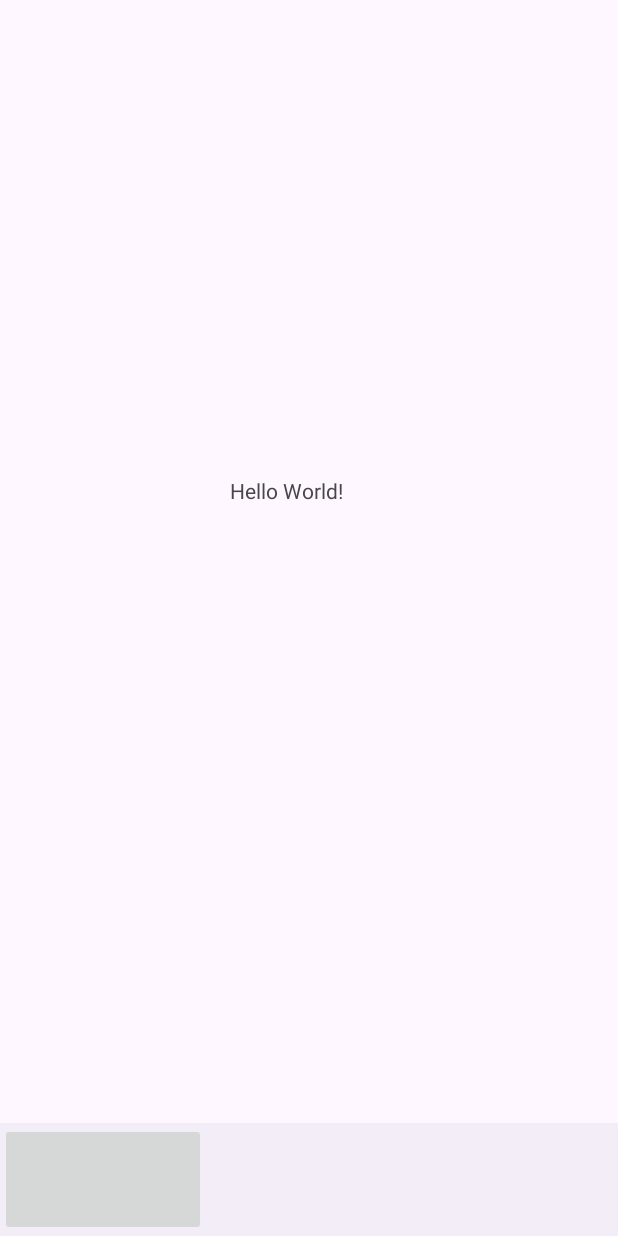
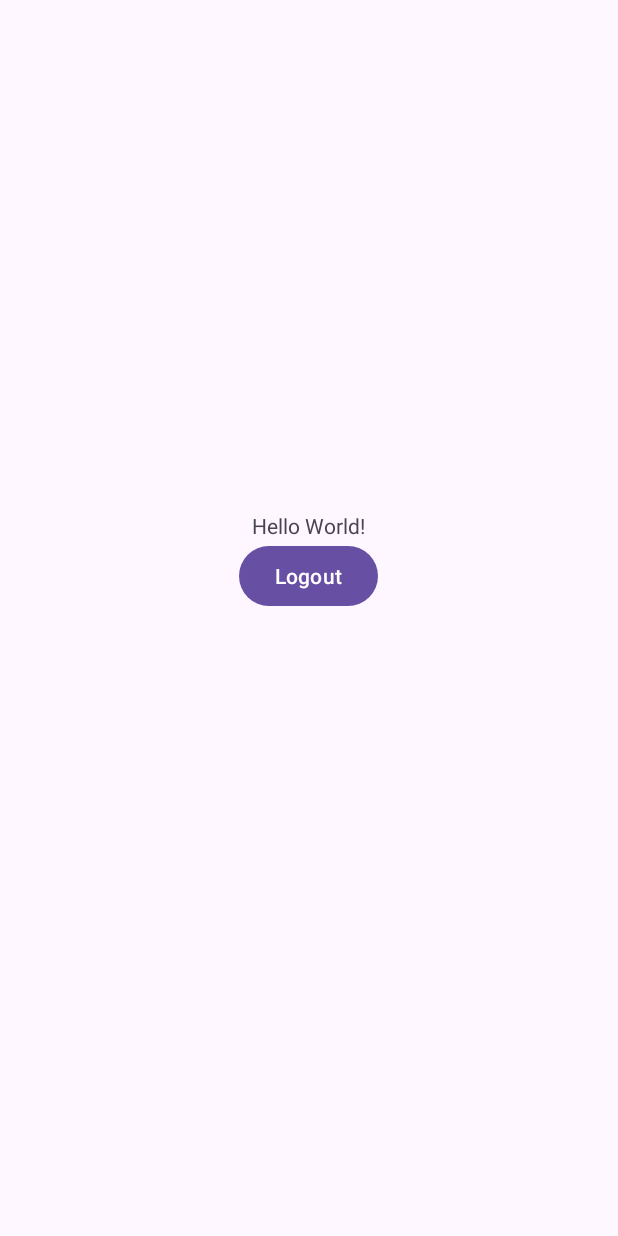
Before and after one commit to AdrienJ0/ProjetVinted, an Android app: the layout activity_main.xml on its own in the app's theme, with its tools: preview values and no code run, on a phone screen of 412 x 824 dp. Run offline under Robolectric (Android 15) with nearby library versions, the phone set to English and light mode, and no system bars.

```diff
--- a/app/src/main/res/layout/activity_main.xml
+++ b/app/src/main/res/layout/activity_main.xml
@@ -1,21 +1,25 @@
 <?xml version="1.0" encoding="utf-8"?>
-<androidx.constraintlayout.widget.ConstraintLayout xmlns:android="http://schemas.android.com/apk/res/android"
+<LinearLayout xmlns:android="http://schemas.android.com/apk/res/android"
     xmlns:app="http://schemas.android.com/apk/res-auto"
     xmlns:tools="http://schemas.android.com/tools"
     android:layout_width="match_parent"
+    android:orientation="vertical"
+    android:gravity="center"
     android:layout_height="match_parent"
     tools:context=".MainActivity">
 
     <TextView
+        android:id="@+id/user_details"
         android:layout_width="wrap_content"
         android:layout_height="wrap_content"
-        android:text="Hello World!"
-        app:layout_constraintBottom_toBottomOf="parent"
-        app:layout_constraintEnd_toEndOf="parent"
-        app:layout_constraintHorizontal_bias="0.455"
-        app:layout_constraintStart_toStartOf="parent"
-        app:layout_constraintTop_toTopOf="parent"
-        app:layout_constraintVertical_bias="0.394" />
+        android:text="Hello World!"/>
+
+    <Button
+        android:text="@string/logout"
+        android:id="@+id/logout"
+        android:layout_width="wrap_content"
+        android:layout_height="wrap_content"/>
+
 
     <com.google.android.material.bottomnavigation.BottomNavigationView
         android:layout_width="0dp"
@@ -35,4 +39,4 @@
             app:srcCompat="@drawable/accueil" />
     </com.google.android.material.bottomnavigation.BottomNavigationView>
 
-</androidx.constraintlayout.widget.ConstraintLayout>
+</LinearLayout>
--- a/app/src/main/res/values/strings.xml
+++ b/app/src/main/res/values/strings.xml
@@ -6,4 +6,5 @@
     <string name="register">Register</string>
     <string name="click_to_login">Click to login</string>
     <string name="click_to_register">Click to register</string>
+    <string name="logout">Logout</string>
 </resources>
```
Also changed, not shown: app/src/main/java/com/example/projetvinted/Login.java (+83 -0 lines), app/src/main/java/com/example/projetvinted/MainActivity.java (+36 -0 lines), app/src/main/java/com/example/projetvinted/Register.java (+23 -0 lines).
